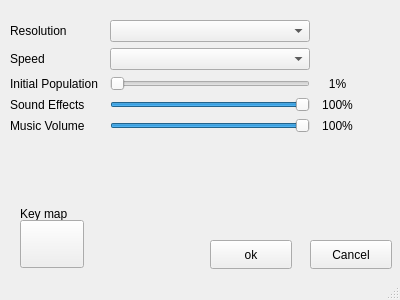
rubenspgcavalcante/pygameoflife, file resources/qt/launcher.ui: the form before one commit.
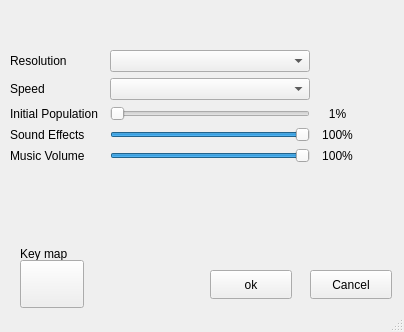
The form after the commit.

Commit message: Frameless window

```diff
--- a/resources/qt/launcher.ui
+++ b/resources/qt/launcher.ui
@@ -6,8 +6,8 @@
    <rect>
     <x>0</x>
     <y>0</y>
-    <width>400</width>
-    <height>300</height>
+    <width>404</width>
+    <height>332</height>
    </rect>
   </property>
   <property name="sizePolicy">
@@ -36,7 +36,7 @@
     <property name="geometry">
      <rect>
       <x>210</x>
-      <y>240</y>
+      <y>270</y>
       <width>82</width>
       <height>29</height>
      </rect>
@@ -55,7 +55,7 @@
     <property name="geometry">
      <rect>
       <x>310</x>
-      <y>240</y>
+      <y>270</y>
       <width>82</width>
       <height>29</height>
      </rect>
@@ -83,8 +83,8 @@
     <property name="geometry">
      <rect>
       <x>10</x>
-      <y>20</y>
-      <width>381</width>
+      <y>50</y>
+      <width>382</width>
       <height>191</height>
      </rect>
     </property>
@@ -323,7 +323,7 @@
     <property name="geometry">
      <rect>
       <x>20</x>
-      <y>200</y>
+      <y>240</y>
       <width>61</width>
       <height>27</height>
      </rect>
@@ -336,7 +336,7 @@
     <property name="geometry">
      <rect>
       <x>20</x>
-      <y>220</y>
+      <y>260</y>
       <width>64</width>
       <height>48</height>
      </rect>
@@ -345,6 +345,16 @@
      <string/>
     </property>
    </widget>
+   <widget class="QWidget" name="customTitleBar" native="true">
+    <property name="geometry">
+     <rect>
+      <x>0</x>
+      <y>0</y>
+      <width>411</width>
+      <height>31</height>
+     </rect>
+    </property>
+   </widget>
   </widget>
   <widget class="QStatusBar" name="statusbar"/>
  </widget>
```
The commit also changes 3 other files.
